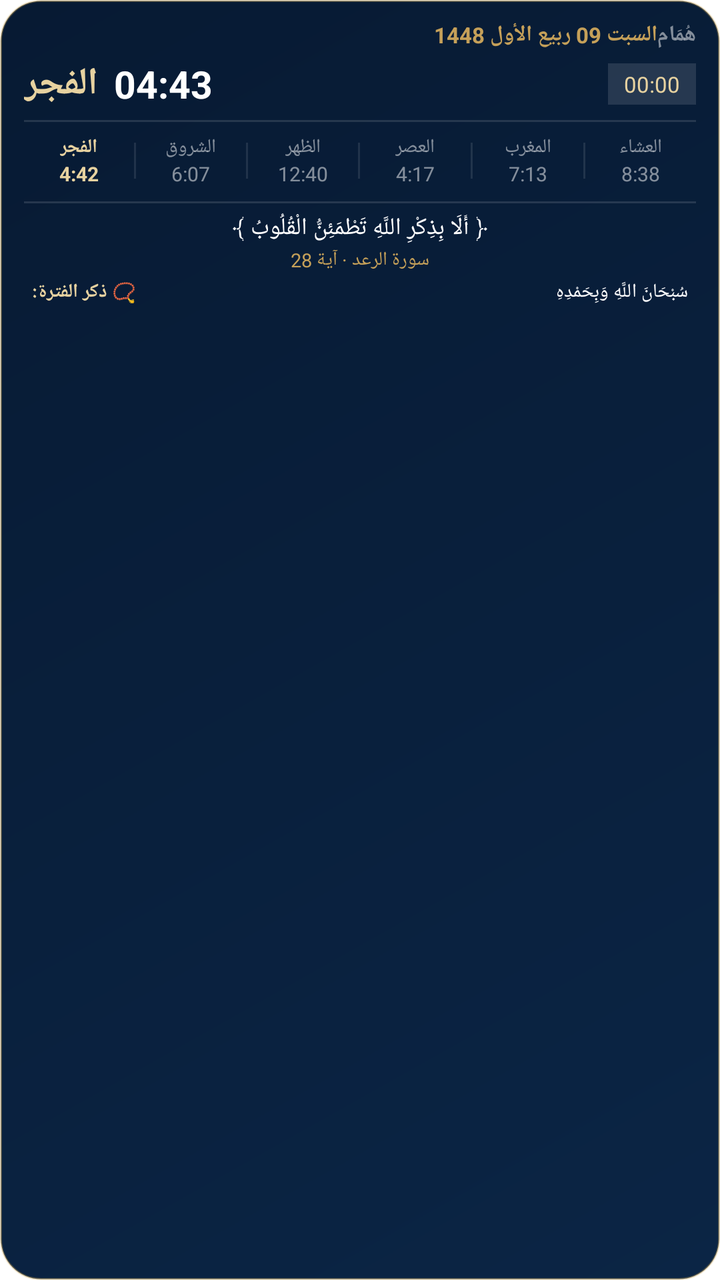
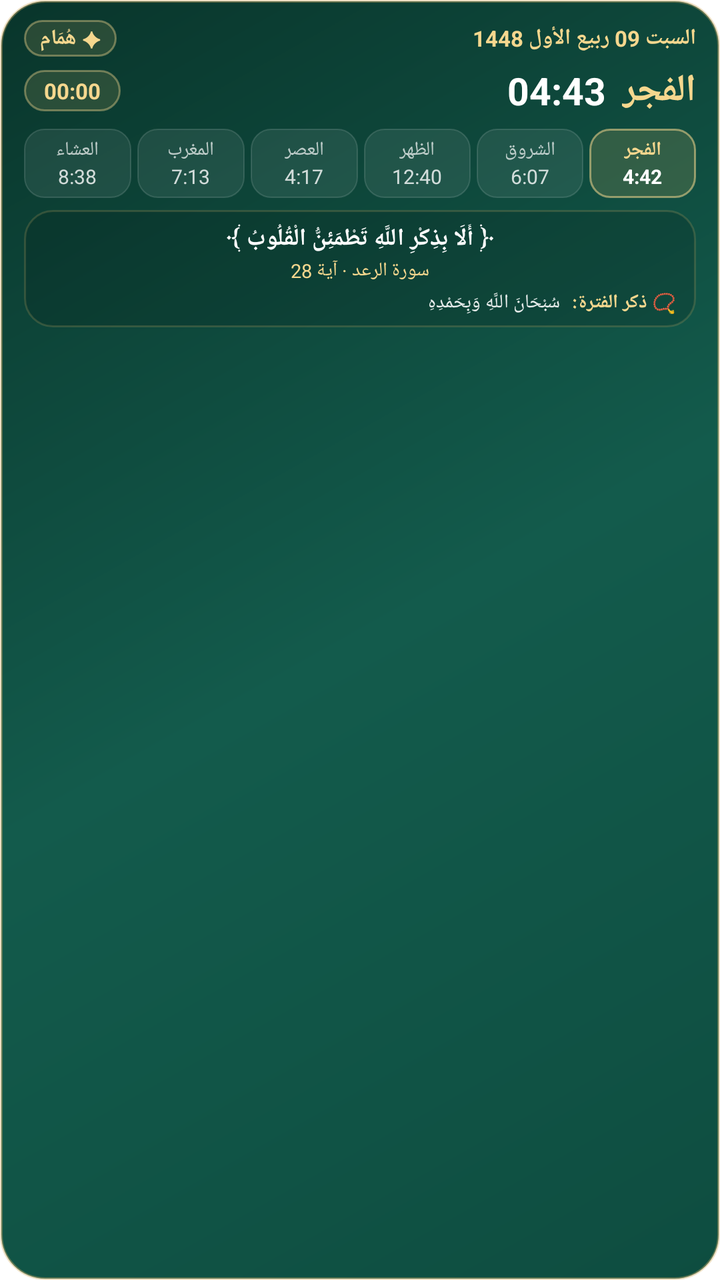

Two renders of the same Android screen: before a commit and after it. Below are the layout's source before the change and the commit's diff.
<!-- AndroidManifest.xml: fallback theme Theme.MaterialComponents.DayNight.NoActionBar -->
<!-- res/layout/humam_widget.xml -->
<?xml version="1.0" encoding="utf-8"?>
<LinearLayout xmlns:android="http://schemas.android.com/apk/res/android"
    android:id="@+id/widget_root"
    android:layout_width="match_parent"
    android:layout_height="match_parent"
    android:orientation="vertical"
    android:background="@drawable/humam_widget_background"
    android:paddingStart="12dp"
    android:paddingEnd="12dp"
    android:paddingTop="10dp"
    android:paddingBottom="10dp">

    
    <LinearLayout
        android:layout_width="match_parent"
        android:layout_height="wrap_content"
        android:orientation="horizontal"
        android:gravity="center_vertical">

        <TextView
            android:id="@+id/widget_hijri_date"
            android:layout_width="0dp"
            android:layout_height="wrap_content"
            android:layout_weight="1"
            android:text="السبت 09 ربيع الأول 1448"
            android:textColor="#C5A059"
            android:textSize="11sp"
            android:textStyle="bold"
            android:gravity="start" />

        <TextView
            android:id="@+id/widget_app_brand"
            android:layout_width="wrap_content"
            android:layout_height="wrap_content"
            android:text="هُمَام"
            android:textColor="#80FFFFFF"
            android:textSize="11sp"
            android:textStyle="bold" />
    </LinearLayout>

    
    <LinearLayout
        android:layout_width="match_parent"
        android:layout_height="wrap_content"
        android:orientation="horizontal"
        android:gravity="center_vertical"
        android:layout_marginTop="4dp">

        <LinearLayout
            android:layout_width="0dp"
            android:layout_height="wrap_content"
            android:layout_weight="1"
            android:orientation="horizontal"
            android:gravity="center_vertical">

            <TextView
                android:id="@+id/widget_hero_prayer_name"
                android:layout_width="wrap_content"
                android:layout_height="wrap_content"
                android:text="الفجر"
                android:textColor="#E7D2A0"
                android:textSize="19sp"
                android:textStyle="bold" />

            <TextView
                android:id="@+id/widget_hero_prayer_time"
                android:layout_width="wrap_content"
                android:layout_height="wrap_content"
                android:layout_marginStart="8dp"
                android:text="04:43"
                android:textColor="#FFFFFF"
                android:textSize="19sp"
                android:textStyle="bold" />
        </LinearLayout>

        <Chronometer
            android:id="@+id/widget_hero_countdown"
            android:layout_width="wrap_content"
            android:layout_height="wrap_content"
            android:text="بعد 04:40"
            android:textColor="#E7D2A0"
            android:textSize="11sp"
            android:paddingStart="8dp"
            android:paddingEnd="8dp"
            android:paddingTop="3dp"
            android:paddingBottom="3dp"
            android:background="#1FFFFFFF" />
    </LinearLayout>

    
    <ImageView
        android:layout_width="match_parent"
        android:layout_height="1dp"
        android:layout_marginTop="5dp"
        android:layout_marginBottom="4dp"
        android:background="#1FFFFFFF" />

    
    <LinearLayout
        android:id="@+id/widget_prayers_row"
        android:layout_width="match_parent"
        android:layout_height="wrap_content"
        android:orientation="horizontal"
        android:gravity="center_vertical"
        android:paddingTop="2dp"
        android:paddingBottom="3dp">

        
        <LinearLayout
            android:layout_width="0dp"
            android:layout_height="wrap_content"
            android:layout_weight="1"
            android:orientation="vertical"
            android:gravity="center">
            <TextView
                android:id="@+id/p_name_fajr"
                android:layout_width="wrap_content"
                android:layout_height="wrap_content"
                android:text="الفجر"
                android:textColor="#E7D2A0"
                android:textSize="9.5sp"
                android:textStyle="bold" />
            <TextView
                android:id="@+id/p_time_fajr"
                android:layout_width="wrap_content"
                android:layout_height="wrap_content"
                android:text="4:42"
                android:textColor="#E7D2A0"
                android:textSize="10sp"
                android:textStyle="bold" />
        </LinearLayout>

        <ImageView
            android:layout_width="1dp"
            android:layout_height="18dp"
            android:background="#1AFFFFFF" />

        
        <LinearLayout
            android:layout_width="0dp"
            android:layout_height="wrap_content"
            android:layout_weight="1"
            android:orientation="vertical"
            android:gravity="center">
            <TextView
                android:id="@+id/p_name_sunrise"
                android:layout_width="wrap_content"
                android:layout_height="wrap_content"
                android:text="الشروق"
                android:textColor="#80FFFFFF"
                android:textSize="9.5sp" />
            <TextView
                android:id="@+id/p_time_sunrise"
                android:layout_width="wrap_content"
                android:layout_height="wrap_content"
                android:text="6:07"
                android:textColor="#80FFFFFF"
                android:textSize="10sp" />
        </LinearLayout>

        <ImageView
            android:layout_width="1dp"
            android:layout_height="18dp"
            android:background="#1AFFFFFF" />

        
        <LinearLayout
            android:layout_width="0dp"
            android:layout_height="wrap_content"
            android:layout_weight="1"
            android:orientation="vertical"
            android:gravity="center">
            <TextView
                android:id="@+id/p_name_dhuhr"
                android:layout_width="wrap_content"
                android:layout_height="wrap_content"
                android:text="الظهر"
                android:textColor="#80FFFFFF"
                android:textSize="9.5sp" />
            <TextView
                android:id="@+id/p_time_dhuhr"
                android:layout_width="wrap_content"
                android:layout_height="wrap_content"
                android:text="12:40"
                android:textColor="#80FFFFFF"
                android:textSize="10sp" />
        </LinearLayout>

        <ImageView
            android:layout_width="1dp"
            android:layout_height="18dp"
            android:background="#1AFFFFFF" />

        
        <LinearLayout
            android:layout_width="0dp"
            android:layout_height="wrap_content"
            android:layout_weight="1"
            android:orientation="vertical"
            android:gravity="center">
            <TextView
                android:id="@+id/p_name_asr"
                android:layout_width="wrap_content"
                android:layout_height="wrap_content"
                android:text="العصر"
                android:textColor="#80FFFFFF"
                android:textSize="9.5sp" />
            <TextView
                android:id="@+id/p_time_asr"
                android:layout_width="wrap_content"
                android:layout_height="wrap_content"
                android:text="4:17"
                android:textColor="#80FFFFFF"
                android:textSize="10sp" />
        </LinearLayout>

        <ImageView
            android:layout_width="1dp"
            android:layout_height="18dp"
            android:background="#1AFFFFFF" />

        
        <LinearLayout
            android:layout_width="0dp"
            android:layout_height="wrap_content"
            android:layout_weight="1"
            android:orientation="vertical"
            android:gravity="center">
            <TextView
                android:id="@+id/p_name_maghrib"
                android:layout_width="wrap_content"
                android:layout_height="wrap_content"
                android:text="المغرب"
                android:textColor="#80FFFFFF"
                android:textSize="9.5sp" />
            <TextView
                android:id="@+id/p_time_maghrib"
                android:layout_width="wrap_content"
                android:layout_height="wrap_content"
                android:text="7:13"
                android:textColor="#80FFFFFF"
                android:textSize="10sp" />
        </LinearLayout>

        <ImageView
            android:layout_width="1dp"
            android:layout_height="18dp"
            android:background="#1AFFFFFF" />

        
        <LinearLayout
            android:layout_width="0dp"
            android:layout_height="wrap_content"
            android:layout_weight="1"
            android:orientation="vertical"
            android:gravity="center">
            <TextView
                android:id="@+id/p_name_isha"
                android:layout_width="wrap_content"
                android:layout_height="wrap_content"
                android:text="العشاء"
                android:textColor="#80FFFFFF"
                android:textSize="9.5sp" />
            <TextView
                android:id="@+id/p_time_isha"
                android:layout_width="wrap_content"
                android:layout_height="wrap_content"
                android:text="8:38"
                android:textColor="#80FFFFFF"
                android:textSize="10sp" />
        </LinearLayout>
    </LinearLayout>

    
    <ImageView
        android:layout_width="match_parent"
        android:layout_height="1dp"
        android:layout_marginTop="4dp"
        android:layout_marginBottom="4dp"
        android:background="#1FFFFFFF" />

    
    <TextView
        android:id="@+id/widget_ayah_text"
        android:layout_width="match_parent"
        android:layout_height="wrap_content"
        android:text="﴿ أَلَا بِذِكْرِ اللَّهِ تَطْمَئِنُّ الْقُلُوبُ ﴾"
        android:textColor="#FFFFFF"
        android:textSize="12sp"
        android:gravity="center"
        android:maxLines="2"
        android:ellipsize="end" />

    <TextView
        android:id="@+id/widget_ayah_ref"
        android:layout_width="match_parent"
        android:layout_height="wrap_content"
        android:text="سورة الرعد · آية 28"
        android:textColor="#C5A059"
        android:textSize="9.5sp"
        android:gravity="center"
        android:layout_marginTop="1dp"
        android:layout_marginBottom="3dp" />

    <LinearLayout
        android:layout_width="match_parent"
        android:layout_height="wrap_content"
        android:orientation="horizontal"
        android:gravity="center_vertical"
        android:paddingStart="4dp"
        android:paddingEnd="4dp">

        <TextView
            android:id="@+id/widget_dhikr_label"
            android:layout_width="wrap_content"
            android:layout_height="wrap_content"
            android:text="📿 ذكر الفترة:"
            android:textColor="#E7D2A0"
            android:textSize="9.5sp"
            android:textStyle="bold" />

        <TextView
            android:id="@+id/widget_dhikr_text"
            android:layout_width="0dp"
            android:layout_height="wrap_content"
            android:layout_weight="1"
            android:layout_marginStart="6dp"
            android:text="سُبْحَانَ اللَّهِ وَبِحَمْدِهِ"
            android:textColor="#FFFFFF"
            android:textSize="9.5sp"
            android:gravity="start"
            android:maxLines="1"
            android:ellipsize="end" />
    </LinearLayout>

</LinearLayout>
<!-- resources referenced by this layout -->
<resources>
  <!-- drawable humam_widget_background (drawable) -->
  <?xml version="1.0" encoding="utf-8"?>
  <shape xmlns:android="http://schemas.android.com/apk/res/android">
      <corners android:radius="20dp" />
      <gradient
          android:type="linear"
          android:angle="135"
          android:startColor="#0B2545"
          android:endColor="#071A33" />
      <stroke android:width="1dp" android:color="#59C9A24B" />
  </shape>
</resources>

<!-- the commit's change to res/layout/humam_widget.xml (unified diff, before → after) -->
@@ -4,6 +4,7 @@
     android:layout_width="match_parent"
     android:layout_height="match_parent"
     android:orientation="vertical"
+    android:layoutDirection="rtl"
     android:background="@drawable/humam_widget_background"
     android:paddingStart="12dp"
     android:paddingEnd="12dp"
@@ -23,7 +24,7 @@
             android:layout_height="wrap_content"
             android:layout_weight="1"
             android:text="السبت 09 ربيع الأول 1448"
-            android:textColor="#C5A059"
+            android:textColor="#F5D78E"
             android:textSize="11sp"
             android:textStyle="bold"
             android:gravity="start" />
@@ -32,10 +33,15 @@
             android:id="@+id/widget_app_brand"
             android:layout_width="wrap_content"
             android:layout_height="wrap_content"
-            android:text="هُمَام"
-            android:textColor="#80FFFFFF"
-            android:textSize="11sp"
-            android:textStyle="bold" />
+            android:text="✦ هُمَام"
+            android:textColor="#F5D78E"
+            android:textSize="10.5sp"
+            android:textStyle="bold"
+            android:paddingStart="8dp"
+            android:paddingEnd="8dp"
+            android:paddingTop="2dp"
+            android:paddingBottom="2dp"
+            android:background="@drawable/humam_widget_pill_gold" />
     </LinearLayout>
 
     
@@ -58,7 +64,7 @@
                 android:layout_width="wrap_content"
                 android:layout_height="wrap_content"
                 android:text="الفجر"
-                android:textColor="#E7D2A0"
+                android:textColor="#F5D78E"
                 android:textSize="19sp"
                 android:textStyle="bold" />
 
@@ -77,23 +83,16 @@
             android:id="@+id/widget_hero_countdown"
             android:layout_width="wrap_content"
             android:layout_height="wrap_content"
-            android:text="بعد 04:40"
-            android:textColor="#E7D2A0"
+            android:text="متبقي 04:40"
+            android:textColor="#F5D78E"
             android:textSize="11sp"
-            android:paddingStart="8dp"
-            android:paddingEnd="8dp"
+            android:textStyle="bold"
+            android:paddingStart="10dp"
+            android:paddingEnd="10dp"
             android:paddingTop="3dp"
             android:paddingBottom="3dp"
-            android:background="#1FFFFFFF" />
+            android:background="@drawable/humam_widget_pill_gold" />
     </LinearLayout>
-
-    
-    <ImageView
-        android:layout_width="match_parent"
-        android:layout_height="1dp"
-        android:layout_marginTop="5dp"
-        android:layout_marginBottom="4dp"
-        android:background="#1FFFFFFF" />
 
     
     <LinearLayout
@@ -102,14 +101,19 @@
         android:layout_height="wrap_content"
         android:orientation="horizontal"
         android:gravity="center_vertical"
-        android:paddingTop="2dp"
-        android:paddingBottom="3dp">
-
-        
-        <LinearLayout
-            android:layout_width="0dp"
-            android:layout_height="wrap_content"
-            android:layout_weight="1"
+        android:layout_marginTop="6dp"
+        android:layout_marginBottom="6dp">
+
+        
+        <LinearLayout
+            android:id="@+id/p_box_fajr"
+            android:layout_width="0dp"
+            android:layout_height="wrap_content"
+            android:layout_weight="1"
+            android:layout_marginEnd="3dp"
+            android:paddingTop="4dp"
+            android:paddingBottom="4dp"
+            android:background="@drawable/humam_widget_prayer_active"
             android:orientation="vertical"
             android:gravity="center">
             <TextView
@@ -117,7 +121,7 @@
                 android:layout_width="wrap_content"
                 android:layout_height="wrap_content"
                 android:text="الفجر"
-                android:textColor="#E7D2A0"
+                android:textColor="#F5D78E"
                 android:textSize="9.5sp"
                 android:textStyle="bold" />
             <TextView
@@ -125,21 +129,21 @@
                 android:layout_width="wrap_content"
                 android:layout_height="wrap_content"
                 android:text="4:42"
-                android:textColor="#E7D2A0"
+                android:textColor="#FFFFFF"
                 android:textSize="10sp"
                 android:textStyle="bold" />
         </LinearLayout>
 
-        <ImageView
-            android:layout_width="1dp"
-            android:layout_height="18dp"
-            android:background="#1AFFFFFF" />
-
-        
-        <LinearLayout
-            android:layout_width="0dp"
-            android:layout_height="wrap_content"
-            android:layout_weight="1"
+        
+        <LinearLayout
+            android:id="@+id/p_box_sunrise"
+            android:layout_width="0dp"
+            android:layout_height="wrap_content"
+            android:layout_weight="1"
+            android:layout_marginEnd="3dp"
+            android:paddingTop="4dp"
+            android:paddingBottom="4dp"
+            android:background="@drawable/humam_widget_prayer_inactive"
             android:orientation="vertical"
             android:gravity="center">
             <TextView
@@ -147,27 +151,27 @@
                 android:layout_width="wrap_content"
                 android:layout_height="wrap_content"
                 android:text="الشروق"
-                android:textColor="#80FFFFFF"
+                android:textColor="#B3FFFFFF"
                 android:textSize="9.5sp" />
             <TextView
                 android:id="@+id/p_time_sunrise"
                 android:layout_width="wrap_content"
                 android:layout_height="wrap_content"
                 android:text="6:07"
-                android:textColor="#80FFFFFF"
-                android:textSize="10sp" />
-        </LinearLayout>
-
-        <ImageView
-            android:layout_width="1dp"
-            android:layout_height="18dp"
-            android:background="#1AFFFFFF" />
-
-        
-        <LinearLayout
-            android:layout_width="0dp"
-            android:layout_height="wrap_content"
-            android:layout_weight="1"
+                android:textColor="#CCFFFFFF"
+                android:textSize="10sp" />
+        </LinearLayout>
+
+        
+        <LinearLayout
+            android:id="@+id/p_box_dhuhr"
+            android:layout_width="0dp"
+            android:layout_height="wrap_content"
+            android:layout_weight="1"
+            android:layout_marginEnd="3dp"
+            android:paddingTop="4dp"
+            android:paddingBottom="4dp"
+            android:background="@drawable/humam_widget_prayer_inactive"
             android:orientation="vertical"
             android:gravity="center">
             <TextView
@@ -175,27 +179,27 @@
                 android:layout_width="wrap_content"
                 android:layout_height="wrap_content"
                 android:text="الظهر"
-                android:textColor="#80FFFFFF"
+                android:textColor="#B3FFFFFF"
                 android:textSize="9.5sp" />
             <TextView
                 android:id="@+id/p_time_dhuhr"
                 android:layout_width="wrap_content"
                 android:layout_height="wrap_content"
                 android:text="12:40"
-                android:textColor="#80FFFFFF"
-                android:textSize="10sp" />
-        </LinearLayout>
-
-        <ImageView
-            android:layout_width="1dp"
-            android:layout_height="18dp"
-            android:background="#1AFFFFFF" />
-
-        
-        <LinearLayout
-            android:layout_width="0dp"
-            android:layout_height="wrap_content"
-            android:layout_weight="1"
+                android:textColor="#CCFFFFFF"
+                android:textSize="10sp" />
+        </LinearLayout>
+
+        
+        <LinearLayout
+            android:id="@+id/p_box_asr"
+            android:layout_width="0dp"
+            android:layout_height="wrap_content"
+            android:layout_weight="1"
+            android:layout_marginEnd="3dp"
+            android:paddingTop="4dp"
+            android:paddingBottom="4dp"
+            android:background="@drawable/humam_widget_prayer_inactive"
             android:orientation="vertical"
             android:gravity="center">
             <TextView
@@ -203,27 +207,27 @@
                 android:layout_width="wrap_content"
                 android:layout_height="wrap_content"
                 android:text="العصر"
-                android:textColor="#80FFFFFF"
+                android:textColor="#B3FFFFFF"
                 android:textSize="9.5sp" />
             <TextView
                 android:id="@+id/p_time_asr"
                 android:layout_width="wrap_content"
                 android:layout_height="wrap_content"
                 android:text="4:17"
-                android:textColor="#80FFFFFF"
-                android:textSize="10sp" />
-        </LinearLayout>
-
-        <ImageView
-            android:layout_width="1dp"
-            android:layout_height="18dp"
-            android:background="#1AFFFFFF" />
-
-        
-        <LinearLayout
-            android:layout_width="0dp"
-            android:layout_height="wrap_content"
-            android:layout_weight="1"
+                android:textColor="#CCFFFFFF"
+                android:textSize="10sp" />
+        </LinearLayout>
+
+        
+        <LinearLayout
+            android:id="@+id/p_box_maghrib"
+            android:layout_width="0dp"
+            android:layout_height="wrap_content"
+            android:layout_weight="1"
+            android:layout_marginEnd="3dp"
+            android:paddingTop="4dp"
+            android:paddingBottom="4dp"
+            android:background="@drawable/humam_widget_prayer_inactive"
             android:orientation="vertical"
             android:gravity="center">
             <TextView
@@ -231,27 +235,26 @@
                 android:layout_width="wrap_content"
                 android:layout_height="wrap_content"
                 android:text="المغرب"
-                android:textColor="#80FFFFFF"
+                android:textColor="#B3FFFFFF"
                 android:textSize="9.5sp" />
             <TextView
                 android:id="@+id/p_time_maghrib"
                 android:layout_width="wrap_content"
                 android:layout_height="wrap_content"
                 android:text="7:13"
-                android:textColor="#80FFFFFF"
-                android:textSize="10sp" />
-        </LinearLayout>
-
-        <ImageView
-            android:layout_width="1dp"
-            android:layout_height="18dp"
-            android:background="#1AFFFFFF" />
-
-        
-        <LinearLayout
-            android:layout_width="0dp"
-            android:layout_height="wrap_content"
-            android:layout_weight="1"
+                android:textColor="#CCFFFFFF"
+                android:textSize="10sp" />
+        </LinearLayout>
+
+        
+        <LinearLayout
+            android:id="@+id/p_box_isha"
+            android:layout_width="0dp"
+            android:layout_height="wrap_content"
+            android:layout_weight="1"
+            android:paddingTop="4dp"
+            android:paddingBottom="4dp"
+            android:background="@drawable/humam_widget_prayer_inactive"
             android:orientation="vertical"
             android:gravity="center">
             <TextView
@@ -259,78 +262,80 @@
                 android:layout_width="wrap_content"
                 android:layout_height="wrap_content"
                 android:text="العشاء"
-                android:textColor="#80FFFFFF"
+                android:textColor="#B3FFFFFF"
                 android:textSize="9.5sp" />
             <TextView
                 android:id="@+id/p_time_isha"
                 android:layout_width="wrap_content"
                 android:layout_height="wrap_content"
                 android:text="8:38"
-                android:textColor="#80FFFFFF"
+                android:textColor="#CCFFFFFF"
                 android:textSize="10sp" />
         </LinearLayout>
     </LinearLayout>
 
     
-    <ImageView
-        android:layout_width="match_parent"
-        android:layout_height="1dp"
-        android:layout_marginTop="4dp"
-        android:layout_marginBottom="4dp"
-        android:background="#1FFFFFFF" />
-
-    
-    <TextView
-        android:id="@+id/widget_ayah_text"
-        android:layout_width="match_parent"
-        android:layout_height="wrap_content"
-        android:text="﴿ أَلَا بِذِكْرِ اللَّهِ تَطْمَئِنُّ الْقُلُوبُ ﴾"
-        android:textColor="#FFFFFF"
-        android:textSize="12sp"
-        android:gravity="center"
-        android:maxLines="2"
-        android:ellipsize="end" />
-
-    <TextView
-        android:id="@+id/widget_ayah_ref"
-        android:layout_width="match_parent"
-        android:layout_height="wrap_content"
-        android:text="سورة الرعد · آية 28"
-        android:textColor="#C5A059"
-        android:textSize="9.5sp"
-        android:gravity="center"
-        android:layout_marginTop="1dp"
-        android:layout_marginBottom="3dp" />
-
     <LinearLayout
         android:layout_width="match_parent"
         android:layout_height="wrap_content"
-        android:orientation="horizontal"
-        android:gravity="center_vertical"
-        android:paddingStart="4dp"
-        android:paddingEnd="4dp">
+        android:orientation="vertical"
+        android:background="@drawable/humam_widget_inner_card"
+        android:paddingStart="10dp"
+        android:paddingEnd="10dp"
+        android:paddingTop="6dp"
+        android:paddingBottom="6dp">
 
         <TextView
-            android:id="@+id/widget_dhikr_label"
-            android:layout_width="wrap_content"
-            android:layout_height="wrap_content"
-            android:text="📿 ذكر الفترة:"
-            android:textColor="#E7D2A0"
+            android:id="@+id/widget_ayah_text"
+            android:layout_width="match_parent"
+            android:layout_height="wrap_content"
+            android:text="﴿ أَلَا بِذِكْرِ اللَّهِ تَطْمَئِنُّ الْقُلُوبُ ﴾"
+            android:textColor="#FFFFFF"
+            android:textSize="12sp"
+            android:textStyle="bold"
+            android:gravity="center"
+            android:maxLines="2"
+            android:ellipsize="end" />
+
+        <TextView
+            android:id="@+id/widget_ayah_ref"
+            android:layout_width="match_parent"
+            android:layout_height="wrap_content"
+            android:text="سورة الرعد · آية 28"
+            android:textColor="#F5D78E"
             android:textSize="9.5sp"
-            android:textStyle="bold" />
-
-        <TextView
-            android:id="@+id/widget_dhikr_text"
-            android:layout_width="0dp"
-            android:layout_height="wrap_content"
-            android:layout_weight="1"
-            android:layout_marginStart="6dp"
-            android:text="سُبْحَانَ اللَّهِ وَبِحَمْدِهِ"
-            android:textColor="#FFFFFF"
-            android:textSize="9.5sp"
-            android:gravity="start"
-            android:maxLines="1"
-            android:ellipsize="end" />
+            android:gravity="center"
+            android:layout_marginTop="1dp"
+            android:layout_marginBottom="3dp" />
+
+        <LinearLayout
+            android:layout_width="match_parent"
+            android:layout_height="wrap_content"
+            android:orientation="horizontal"
+            android:gravity="center_vertical">
+
+            <TextView
+                android:id="@+id/widget_dhikr_label"
+                android:layout_width="wrap_content"
+                android:layout_height="wrap_content"
+                android:text="📿 ذكر الفترة:"
+                android:textColor="#F5D78E"
+                android:textSize="9.5sp"
+                android:textStyle="bold" />
+
+            <TextView
+                android:id="@+id/widget_dhikr_text"
+                android:layout_width="0dp"
+                android:layout_height="wrap_content"
+                android:layout_weight="1"
+                android:layout_marginStart="6dp"
+                android:text="سُبْحَانَ اللَّهِ وَبِحَمْدِهِ"
+                android:textColor="#E6FFFFFF"
+                android:textSize="9.5sp"
+                android:gravity="start"
+                android:maxLines="1"
+                android:ellipsize="end" />
+        </LinearLayout>
     </LinearLayout>
 
 </LinearLayout>
<!-- resource entries referenced after the edit -->
@@ -3,13 +3,42 @@
   <!-- drawable humam_widget_background (drawable) -->
   <?xml version="1.0" encoding="utf-8"?>
   <shape xmlns:android="http://schemas.android.com/apk/res/android">
-      <corners android:radius="20dp" />
+      <corners android:radius="22dp" />
       <gradient
           android:type="linear"
           android:angle="135"
-          android:startColor="#0B2545"
-          android:endColor="#071A33" />
-      <stroke android:width="1dp" android:color="#59C9A24B" />
+          android:startColor="#0E4D40"
+          android:centerColor="#135B4C"
+          android:endColor="#09352B" />
+      <stroke android:width="1.2dp" android:color="#66D4AF67" />
+  </shape>
+  <!-- drawable humam_widget_inner_card (drawable) -->
+  <?xml version="1.0" encoding="utf-8"?>
+  <shape xmlns:android="http://schemas.android.com/apk/res/android">
+      <corners android:radius="14dp" />
+      <solid android:color="#22000000" />
+      <stroke android:width="0.9dp" android:color="#33D4AF67" />
+  </shape>
+  <!-- drawable humam_widget_pill_gold (drawable) -->
+  <?xml version="1.0" encoding="utf-8"?>
+  <shape xmlns:android="http://schemas.android.com/apk/res/android">
+      <corners android:radius="14dp" />
+      <solid android:color="#28D4AF67" />
+      <stroke android:width="1dp" android:color="#66F5D78E" />
+  </shape>
+  <!-- drawable humam_widget_prayer_active (drawable) -->
+  <?xml version="1.0" encoding="utf-8"?>
+  <shape xmlns:android="http://schemas.android.com/apk/res/android">
+      <corners android:radius="10dp" />
+      <solid android:color="#2ED4AF67" />
+      <stroke android:width="1dp" android:color="#8CF5D78E" />
+  </shape>
+  <!-- drawable humam_widget_prayer_inactive (drawable) -->
+  <?xml version="1.0" encoding="utf-8"?>
+  <shape xmlns:android="http://schemas.android.com/apk/res/android">
+      <corners android:radius="10dp" />
+      <solid android:color="#14FFFFFF" />
+      <stroke android:width="0.8dp" android:color="#22FFFFFF" />
   </shape>
 </resources>
 
